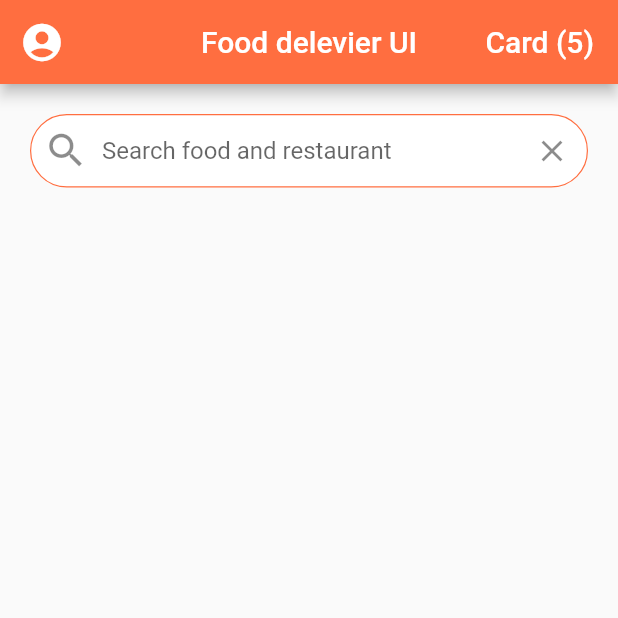
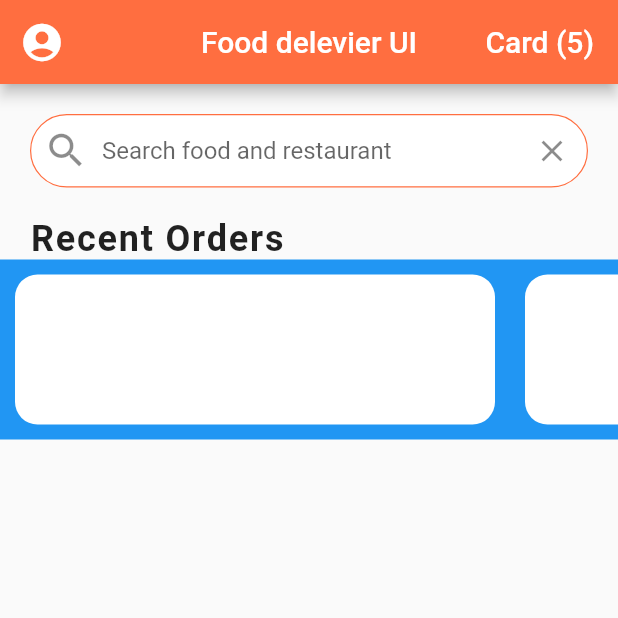
Before and after one commit to fabuloussTeam/Food-Delevery-UI, a Flutter app: the screen it shows after launch, on a phone screen of 412 x 824 dp, the top half of it. Run offline on Flutter 3.47's test engine with Material 2 defaults, Android fonts, the phone set to English and light mode, and no system bars.

Commit message:
debut de la mise en place des RecentOrder: partie01

```diff
--- a/lib/screen/home_screen.dart
+++ b/lib/screen/home_screen.dart
@@ -1,5 +1,6 @@
- import 'package:flutter/material.dart';
+import 'package:flutter/material.dart';
 import 'package:flutter_food_delivery_ui/data/data.dart';
+import 'package:flutter_food_delivery_ui/widgets/recent_orders.dart';
 
 class HomeScreen extends StatefulWidget{
    String title = "Food delevier UI";
@@ -56,10 +57,9 @@ class _HomeScreenState extends State<HomeScreen>{
                       onPressed: (){},
                   )
                 ),
-
-
               ),
-            )
+            ),
+            RecentOrders()
           ],
         )
 
--- /dev/null
+++ b/lib/widgets/recent_orders.dart
@@ -0,0 +1,51 @@
+import 'package:flutter/cupertino.dart';
+import 'package:flutter/material.dart';
+import 'package:flutter_food_delivery_ui/data/data.dart';
+import 'package:flutter_food_delivery_ui/models/order.dart';
+
+class RecentOrders extends StatelessWidget{
+
+  _buildRecentOrder(BuildContext context, order){
+    return new Container(
+      margin: EdgeInsets.all(10.0),
+      width: 320.0,
+      decoration: new BoxDecoration(
+        color: Colors.white,
+        borderRadius: new BorderRadius.circular(15.0)
+      ),
+    );
+  }
+
+  @override
+  Widget build(BuildContext context) {
+    // TODO: implement build
+    return new Column(
+      crossAxisAlignment: CrossAxisAlignment.start,
+      children: <Widget>[
+        new Padding(
+          padding: EdgeInsets.symmetric(horizontal: 20.0),
+          child: new Text(
+            "Recent Orders",
+            style: new TextStyle(
+                fontSize: 24.0,
+                fontWeight: FontWeight.w600,
+                letterSpacing: 1.2
+            ),
+          ),
+        ),
+        new Container(
+          height: 120.0,
+          color: Colors.blue,
+          child: new ListView.builder(
+            scrollDirection: Axis.horizontal,
+              itemCount: currentUser.orders.length,
+              itemBuilder: (BuildContext context, int index){
+                 Order order = currentUser.orders[index];
+                 return _buildRecentOrder(context, order);
+              }
+          ),
+        )
+      ],
+    );
+  }
+}
```
